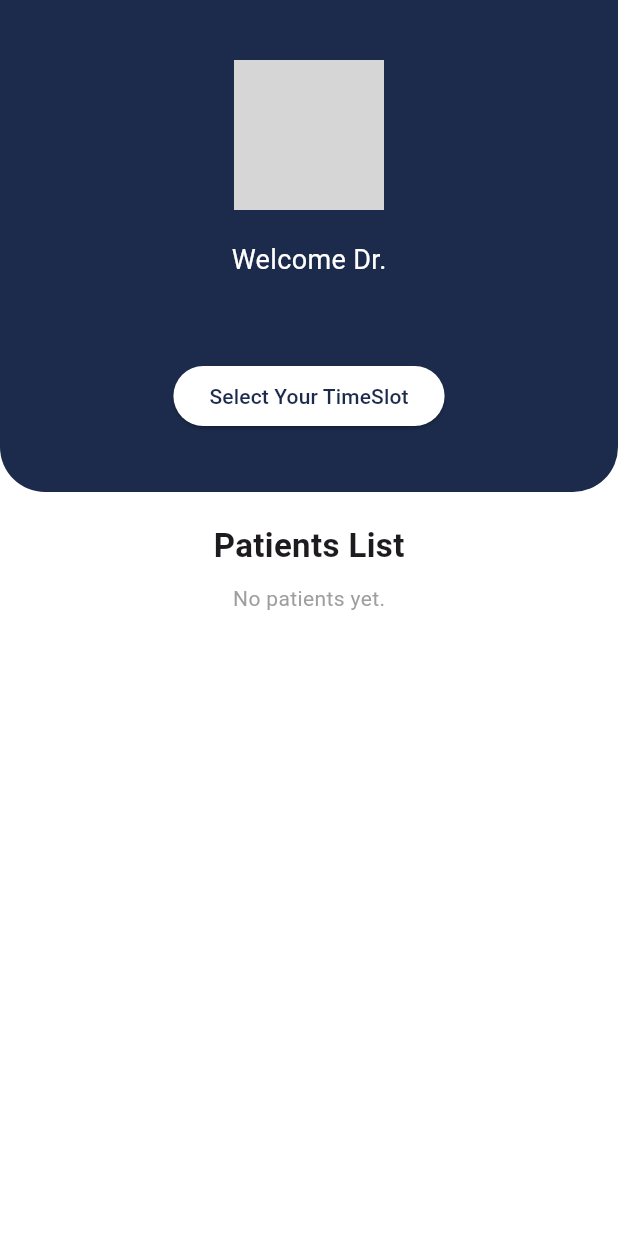
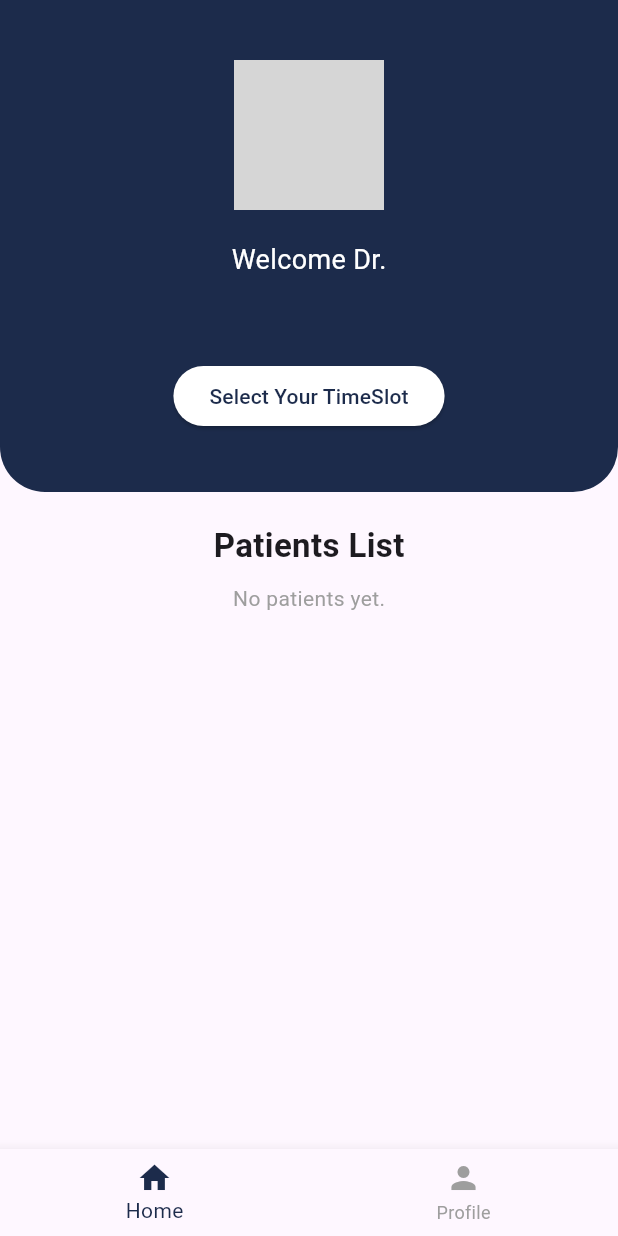
Before and after one commit to xdanujj/mediconnect, a Flutter app: the DoctorDashboardScreen screen opened directly, on a phone screen of 412 x 824 dp. Run offline on Flutter 3.47's test engine with Material 3 defaults, Android fonts, the phone set to English and light mode, and no system bars; our stand-ins replace file_picker, image_picker, supabase_flutter; accounts and stored records are empty; grey boxes are pictures that could not be loaded.

Commit message:
updated logout button and created home and profile buttons at doctor's profile

```diff
--- a/mediconnect/lib/doctordashboard.dart
+++ b/mediconnect/lib/doctordashboard.dart
@@ -1,4 +1,5 @@
 import 'package:flutter/material.dart';
+import 'package:mediconnect/ProfilepageDoc.dart';
 import 'package:supabase_flutter/supabase_flutter.dart';
 
 class DoctorDashboardScreen extends StatefulWidget {
@@ -7,6 +8,47 @@ class DoctorDashboardScreen extends StatefulWidget {
 }
 
 class _DoctorDashboardScreenState extends State<DoctorDashboardScreen> {
+  int _currentIndex = 0;
+
+  final List<Widget> _screens = [
+    HomeScreen(),
+    ProfileScreen(),
+  ];
+
+  @override
+  Widget build(BuildContext context) {
+    return Scaffold(
+      body: _screens[_currentIndex],
+      bottomNavigationBar: BottomNavigationBar(
+        currentIndex: _currentIndex,
+        selectedItemColor: Color(0xFF1C2B4B),
+        unselectedItemColor: Colors.grey,
+        items: const [
+          BottomNavigationBarItem(
+            icon: Icon(Icons.home),
+            label: 'Home',
+          ),
+          BottomNavigationBarItem(
+            icon: Icon(Icons.person),
+            label: 'Profile',
+          ),
+        ],
+        onTap: (index) {
+          setState(() {
+            _currentIndex = index;
+          });
+        },
+      ),
+    );
+  }
+}
+
+class HomeScreen extends StatefulWidget {
+  @override
+  _HomeScreenState createState() => _HomeScreenState();
+}
+
+class _HomeScreenState extends State<HomeScreen> {
   String doctorName = "Doctor's Name";
   String doctorProfilePicUrl = '';
   TimeOfDay lowerLimit = const TimeOfDay(hour: 9, minute: 0);
@@ -158,13 +200,11 @@ class _DoctorDashboardScreenState extends State<DoctorDashboardScreen> {
 
   @override
   Widget build(BuildContext context) {
-    return Scaffold(
-      backgroundColor: Colors.white,
-      body: SingleChildScrollView(
+    return SingleChildScrollView(
       child: Column(
         children: [
           Container(
-              width: double.infinity, // Ensure full width
+            width: double.infinity,
             padding: const EdgeInsets.symmetric(horizontal: 20, vertical: 40),
             decoration: const BoxDecoration(
               color: Color(0xFF1C2B4B),
@@ -244,7 +284,6 @@ class _DoctorDashboardScreenState extends State<DoctorDashboardScreen> {
           ),
         ],
       ),
-      ),
     );
   }
 }
--- a/mediconnect/lib/loginpage.dart
+++ b/mediconnect/lib/loginpage.dart
@@ -31,7 +31,8 @@ class _LoginScreenState extends State<LoginScreen> {
         ScaffoldMessenger.of(context).showSnackBar(
           const SnackBar(content: Text("Login Successful!")),
         );
-        // No need to navigate, AuthWrapper will handle it
+        // ✅ Navigate to home screen after successful login
+        Navigator.pushReplacementNamed(context, '/userchoice');
       } else {
         ScaffoldMessenger.of(context).showSnackBar(
           SnackBar(content: Text(result ?? "Login failed. Please try again.")),
```
Also changed, not shown: mediconnect/lib/ProfilepageDoc.dart (added, +52 -0 lines). Lines whose indentation alone changed are shown as unchanged.
